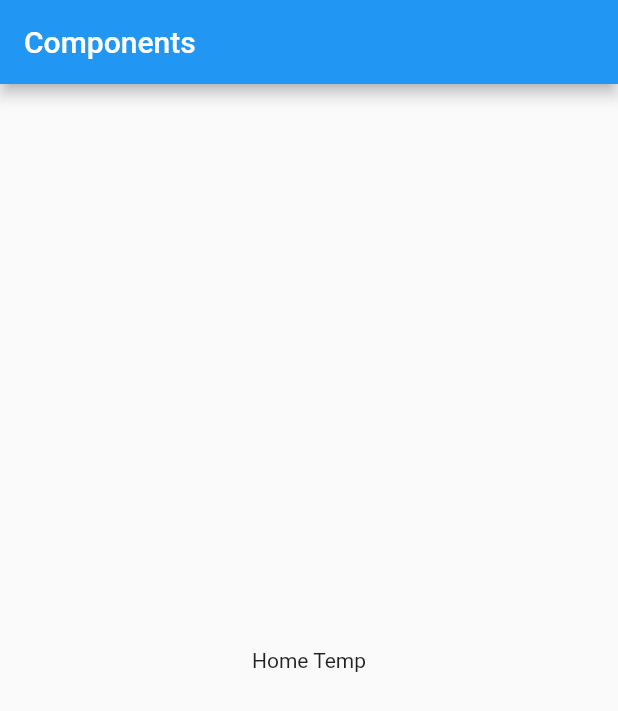
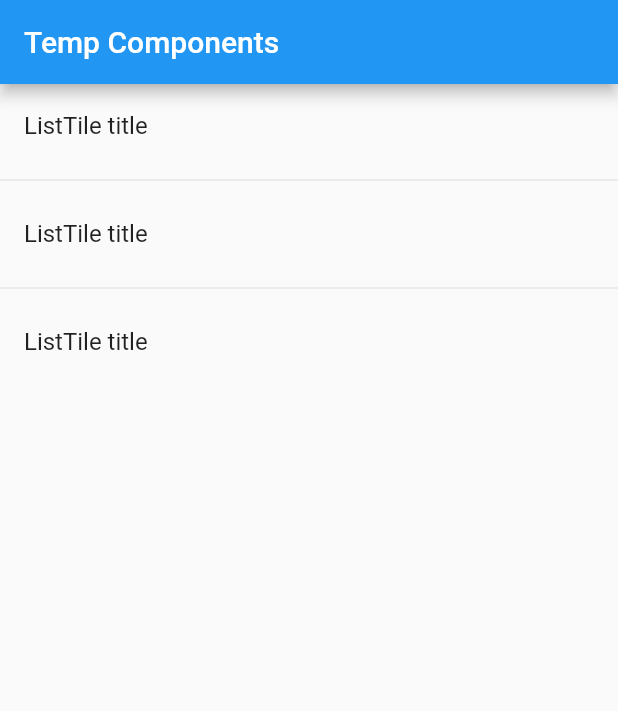
Before and after one commit to dtoledoz0207/flutter-components, a Flutter app: the screen it shows after launch, on a phone screen of 412 x 824 dp. Shown: the top 711 px of the screen. Run offline on Flutter 3.47's test engine with Material 2 defaults, Android fonts, the phone set to English and light mode, and no system bars.

Commit message:
add-listView-and-listTile-on-homePageTemp

```diff
--- a/lib/main.dart
+++ b/lib/main.dart
@@ -11,10 +11,7 @@ class MyApp extends StatelessWidget {
     return MaterialApp(
       debugShowCheckedModeBanner: false,
       title: 'Components App',
-      home: Scaffold(
-        appBar: AppBar(title: Text('Components')),
-        body: HomePageTemp()
-      ),
+      home: HomePageTemp()
     );
   }
 }
--- a/lib/pages/home_temp.dart
+++ b/lib/pages/home_temp.dart
@@ -3,8 +3,25 @@ import 'package:flutter/material.dart';
 class HomePageTemp extends StatelessWidget {
   @override
   Widget build(BuildContext context) {
-    return Center(
-      child: Text('Home Temp'),
+    return Scaffold(
+      appBar: AppBar(
+        title: Text('Temp Components'),
+      ),
+      body: ListView(
+        children: <Widget>[
+          ListTile(
+            title: Text('ListTile title'),
+          ),
+          Divider(),
+          ListTile(
+            title: Text('ListTile title'),
+          ),
+          Divider(),
+          ListTile(
+            title: Text('ListTile title'),
+          )
+        ],
+      ),
     );
   }
 }
```
